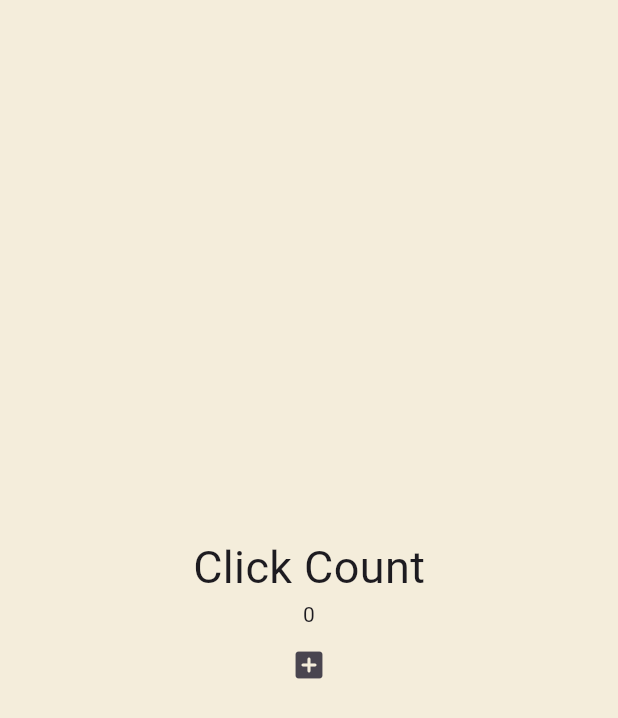
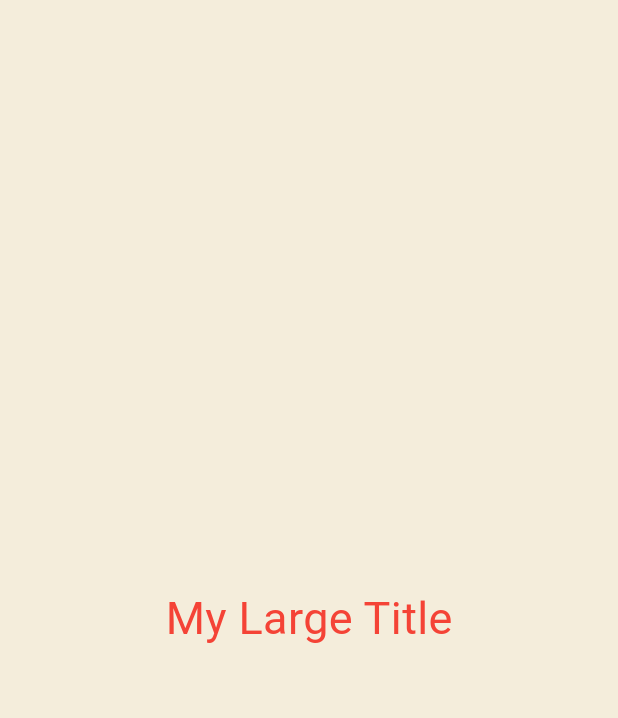
Before and after one commit to haletaleila/flutterprj, a Flutter app: the screen it shows after launch, on a phone screen of 412 x 824 dp. Shown: the top 718 px of the screen. Run offline on Flutter 3.47's test engine with Material 3 defaults, Android fonts, the light colour scheme and no system bars.

Commit message:
build context

```diff
--- a/toonflix/lib/main.dart
+++ b/toonflix/lib/main.dart
@@ -12,30 +12,25 @@
 }
 
 class _AppState extends State<App> {
-  int counter = 0;
-
   void onClicked() {
-    counter++;
+    setState(() {});
   }
 
   @override
   Widget build(BuildContext context) {
     return MaterialApp(
-      home: Scaffold(
-        backgroundColor: const Color(0xFFF4EDDB),
+      theme: ThemeData(
+          textTheme: const TextTheme(
+              titleLarge: TextStyle(
+        color: Colors.red,
+      ))),
+      home: const Scaffold(
+        backgroundColor: Color(0xFFF4EDDB),
         body: Center(
           child: Column(
             mainAxisAlignment: MainAxisAlignment.center,
             children: [
-              const Text(
-                'Click Count',
-                style: TextStyle(fontSize: 30),
-              ),
-              Text('$counter'),
-              IconButton(
-                onPressed: onClicked,
-                icon: const Icon(Icons.add_box_rounded),
-              )
+              MyLargTitle(),
             ],
           ),
         ),
@@ -43,3 +38,20 @@
     );
   }
 }
+
+class MyLargTitle extends StatelessWidget {
+  const MyLargTitle({
+    super.key,
+  });
+
+  @override
+  Widget build(BuildContext context) {
+    return Text(
+      'My Large Title',
+      style: TextStyle(
+        fontSize: 30,
+        color: Theme.of(context).textTheme.titleLarge?.color,
+      ),
+    );
+  }
+}
```
